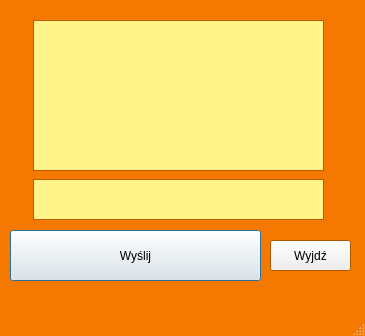
First picture: the form in clientGUI/mainwindow.ui, repository lukasz1303/Gadu-Gadu-SK2, before the edit.
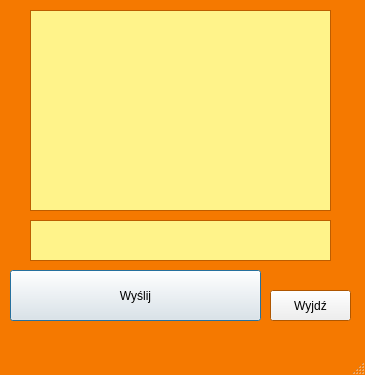
Second picture: the form after the edit.

Patch:
```diff
--- a/clientGUI/mainwindow.ui
+++ b/clientGUI/mainwindow.ui
@@ -2,12 +2,15 @@
 <ui version="4.0">
  <class>MainWindow</class>
  <widget class="QMainWindow" name="MainWindow">
+  <property name="enabled">
+   <bool>true</bool>
+  </property>
   <property name="geometry">
    <rect>
     <x>0</x>
     <y>0</y>
     <width>365</width>
-    <height>336</height>
+    <height>375</height>
    </rect>
   </property>
   <property name="palette">
@@ -81,10 +84,10 @@
    <widget class="QTextBrowser" name="textBrowser">
     <property name="geometry">
      <rect>
-      <x>33</x>
-      <y>20</y>
-      <width>291</width>
-      <height>151</height>
+      <x>30</x>
+      <y>10</y>
+      <width>301</width>
+      <height>201</height>
      </rect>
     </property>
     <property name="palette">
@@ -129,7 +132,7 @@
     <property name="geometry">
      <rect>
       <x>10</x>
-      <y>230</y>
+      <y>270</y>
       <width>251</width>
       <height>51</height>
      </rect>
@@ -144,9 +147,9 @@
    <widget class="QTextEdit" name="textEdit">
     <property name="geometry">
      <rect>
-      <x>33</x>
-      <y>179</y>
-      <width>291</width>
+      <x>30</x>
+      <y>220</y>
+      <width>301</width>
       <height>41</height>
      </rect>
     </property>
@@ -192,7 +195,7 @@
     <property name="geometry">
      <rect>
       <x>270</x>
-      <y>240</y>
+      <y>290</y>
       <width>81</width>
       <height>31</height>
      </rect>
```
Left out of the diff: 2 changed lines with no effect on the pictures.
